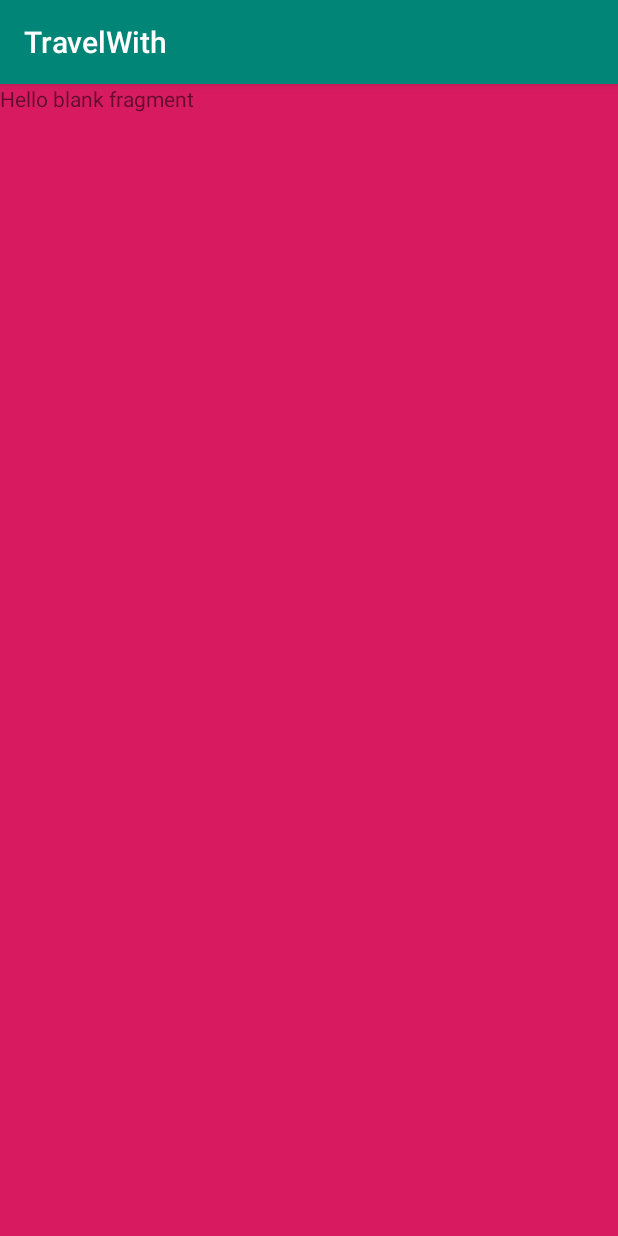
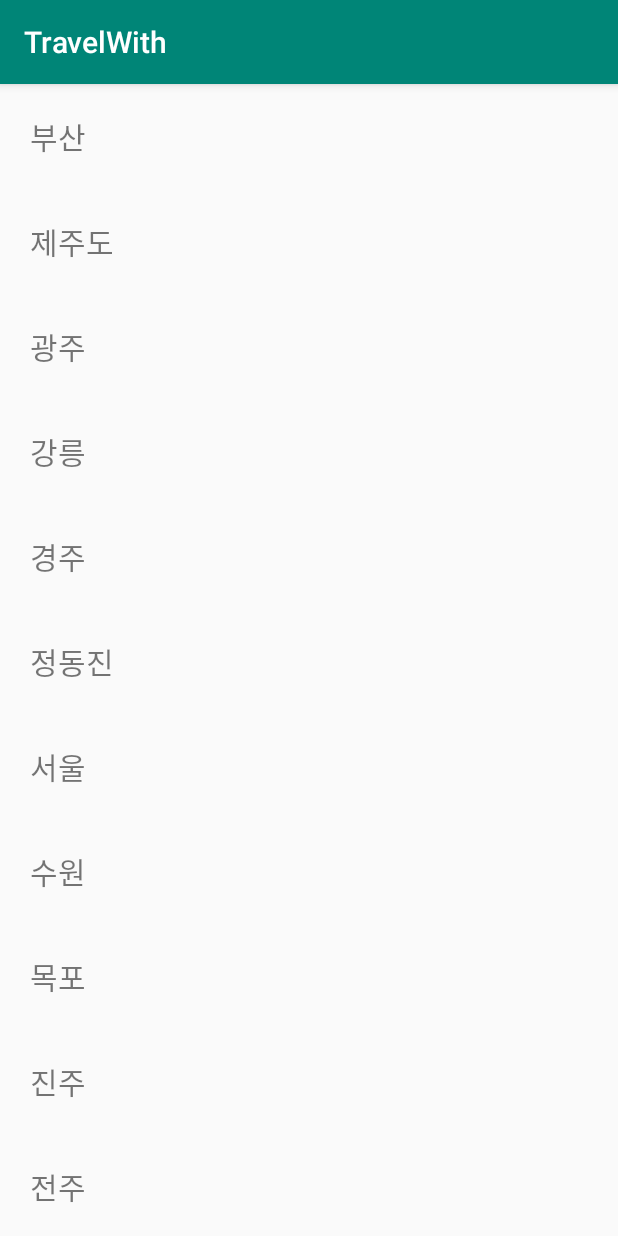
Before and after one commit to GitDeveloperKim/travelwith, an Android app: the fragment MyScheduleFragment shown on its own in the app's theme, on a phone screen of 412 x 824 dp. Run offline under Robolectric (Android 15) with nearby library versions, the phone set to English and light mode, and no system bars.

Commit message:
make directory tree and add recyclerview for kotlin test
DeveloperKim : make directory tree and add recyclerview for kotlin test

```diff
--- a/TravelWith/app/build.gradle
+++ b/TravelWith/app/build.gradle
@@ -33,4 +33,5 @@ dependencies {
     androidTestImplementation 'androidx.test:runner:1.1.0-alpha4'
     androidTestImplementation 'androidx.test.espresso:espresso-core:3.1.0-alpha4'
     implementation "org.jetbrains.anko:anko:$anko_version"
+    implementation 'androidx.recyclerview:recyclerview:1.0.0'
 }
--- a/TravelWith/app/src/main/AndroidManifest.xml
+++ b/TravelWith/app/src/main/AndroidManifest.xml
@@ -9,7 +9,7 @@
             android:roundIcon="@mipmap/ic_launcher_round"
             android:supportsRtl="true"
             android:theme="@style/AppTheme">
-        <activity android:name=".MainActivity">
+        <activity android:name=".ui.MainActivity">
             <intent-filter>
                 <action android:name="android.intent.action.MAIN"/>
 
--- /dev/null
+++ b/TravelWith/app/src/main/java/com/chicken/toyproject/travelwith/ui/adapter/MyScheduleAdapter.kt
@@ -0,0 +1,36 @@
+package com.chicken.toyproject.travelwith.ui.adapter
+
+import android.content.Context
+import android.view.LayoutInflater
+import android.view.View
+import android.view.ViewGroup
+import androidx.recyclerview.widget.RecyclerView
+import com.chicken.toyproject.travelwith.R
+import kotlinx.android.synthetic.main.myschedule_list_item.view.*
+
+class MyScheduleAdapter (
+    val items : ArrayList<String>,
+    val context : Context?
+) : RecyclerView.Adapter <ViewHolder>() {
+
+    override fun onCreateViewHolder(parent: ViewGroup, viewType: Int): ViewHolder {
+        return ViewHolder(
+            LayoutInflater.from(context).inflate(
+                R.layout.myschedule_list_item,
+                parent,
+                false
+            ))
+    }
+
+    override fun getItemCount(): Int {
+        return items.size
+    }
+
+    override fun onBindViewHolder(holder: ViewHolder, position: Int) {
+        holder.tvDataType.text = items[position]
+    }
+}
+
+class ViewHolder (view: View) : RecyclerView.ViewHolder(view) {
+    val tvDataType = view.testText!!
+}
--- a/TravelWith/app/src/main/java/com/chicken/toyproject/travelwith/ChatFragment.kt
+++ b/TravelWith/app/src/main/java/com/chicken/toyproject/travelwith/ui/fragment/AdvFragment.kt
@@ -1,4 +1,4 @@
-package com.chicken.toyproject.travelwith
+package com.chicken.toyproject.travelwith.ui.fragment
 
 
 import android.os.Bundle
@@ -6,6 +6,7 @@ import androidx.fragment.app.Fragment
 import android.view.LayoutInflater
 import android.view.View
 import android.view.ViewGroup
+import com.chicken.toyproject.travelwith.R
 
 
 // TODO: Rename parameter arguments, choose names that match
@@ -15,11 +16,11 @@ private const val ARG_PARAM2 = "param2"
 
 /**
  * A simple [Fragment] subclass.
- * Use the [ChatFragment.newInstance] factory method to
+ * Use the [AdvFragment.newInstance] factory method to
  * create an instance of this fragment.
  *
  */
-class ChatFragment : Fragment() {
+class AdvFragment : Fragment() {
     // TODO: Rename and change types of parameters
     private var param1: String? = null
     private var param2: String? = null
@@ -37,7 +38,7 @@ class ChatFragment : Fragment() {
         savedInstanceState: Bundle?
     ): View? {
         // Inflate the layout for this fragment
-        return inflater.inflate(R.layout.fragment_chat, container, false)
+        return inflater.inflate(R.layout.fragment_adv, container, false)
     }
 
 
@@ -48,12 +49,12 @@ class ChatFragment : Fragment() {
          *
          * @param param1 Parameter 1.
          * @param param2 Parameter 2.
-         * @return A new instance of fragment ChatFragment.
+         * @return A new instance of fragment AdvFragment.
          */
         // TODO: Rename and change types and number of parameters
         @JvmStatic
         fun newInstance(param1: String, param2: String) =
-            ChatFragment().apply {
+            AdvFragment().apply {
                 arguments = Bundle().apply {
                     putString(ARG_PARAM1, param1)
                     putString(ARG_PARAM2, param2)
--- a/TravelWith/app/src/main/java/com/chicken/toyproject/travelwith/HomeFragment.kt
+++ b/TravelWith/app/src/main/java/com/chicken/toyproject/travelwith/ui/fragment/ChatFragment.kt
@@ -1,4 +1,4 @@
-package com.chicken.toyproject.travelwith
+package com.chicken.toyproject.travelwith.ui.fragment
 
 
 import android.os.Bundle
@@ -6,6 +6,7 @@ import androidx.fragment.app.Fragment
 import android.view.LayoutInflater
 import android.view.View
 import android.view.ViewGroup
+import com.chicken.toyproject.travelwith.R
 
 
 // TODO: Rename parameter arguments, choose names that match
@@ -15,11 +16,11 @@ private const val ARG_PARAM2 = "param2"
 
 /**
  * A simple [Fragment] subclass.
- * Use the [HomeFragment.newInstance] factory method to
+ * Use the [ChatFragment.newInstance] factory method to
  * create an instance of this fragment.
  *
  */
-class HomeFragment : Fragment() {
+class ChatFragment : Fragment() {
     // TODO: Rename and change types of parameters
     private var param1: String? = null
     private var param2: String? = null
@@ -37,7 +38,7 @@ class HomeFragment : Fragment() {
         savedInstanceState: Bundle?
     ): View? {
         // Inflate the layout for this fragment
-        return inflater.inflate(R.layout.fragment_home, container, false)
+        return inflater.inflate(R.layout.fragment_chat, container, false)
     }
 
 
@@ -48,12 +49,12 @@ class HomeFragment : Fragment() {
          *
          * @param param1 Parameter 1.
          * @param param2 Parameter 2.
-         * @return A new instance of fragment HomeFragment.
+         * @return A new instance of fragment ChatFragment.
          */
         // TODO: Rename and change types and number of parameters
         @JvmStatic
         fun newInstance(param1: String, param2: String) =
-            HomeFragment().apply {
+            ChatFragment().apply {
                 arguments = Bundle().apply {
                     putString(ARG_PARAM1, param1)
                     putString(ARG_PARAM2, param2)
--- a/TravelWith/app/src/main/java/com/chicken/toyproject/travelwith/TravelFragment.kt
+++ b/TravelWith/app/src/main/java/com/chicken/toyproject/travelwith/ui/fragment/HomeFragment.kt
@@ -1,4 +1,4 @@
-package com.chicken.toyproject.travelwith
+package com.chicken.toyproject.travelwith.ui.fragment
 
 
 import android.os.Bundle
@@ -6,6 +6,7 @@ import androidx.fragment.app.Fragment
 import android.view.LayoutInflater
 import android.view.View
 import android.view.ViewGroup
+import com.chicken.toyproject.travelwith.R
 
 
 // TODO: Rename parameter arguments, choose names that match
@@ -15,11 +16,11 @@ private const val ARG_PARAM2 = "param2"
 
 /**
  * A simple [Fragment] subclass.
- * Use the [TravelFragment.newInstance] factory method to
+ * Use the [HomeFragment.newInstance] factory method to
  * create an instance of this fragment.
  *
  */
-class TravelFragment : Fragment() {
+class HomeFragment : Fragment() {
     // TODO: Rename and change types of parameters
     private var param1: String? = null
     private var param2: String? = null
@@ -37,7 +38,7 @@ class TravelFragment : Fragment() {
         savedInstanceState: Bundle?
     ): View? {
         // Inflate the layout for this fragment
-        return inflater.inflate(R.layout.fragment_travel, container, false)
+        return inflater.inflate(R.layout.fragment_home, container, false)
     }
 
 
@@ -48,12 +49,12 @@ class TravelFragment : Fragment() {
          *
          * @param param1 Parameter 1.
          * @param param2 Parameter 2.
-         * @return A new instance of fragment TravelFragment.
+         * @return A new instance of fragment HomeFragment.
          */
         // TODO: Rename and change types and number of parameters
         @JvmStatic
         fun newInstance(param1: String, param2: String) =
-            TravelFragment().apply {
+            HomeFragment().apply {
                 arguments = Bundle().apply {
                     putString(ARG_PARAM1, param1)
                     putString(ARG_PARAM2, param2)
--- a/TravelWith/app/src/main/java/com/chicken/toyproject/travelwith/AdvFragment.kt
+++ b/TravelWith/app/src/main/java/com/chicken/toyproject/travelwith/ui/fragment/MyScheduleFragment.kt
@@ -1,4 +1,4 @@
-package com.chicken.toyproject.travelwith
+package com.chicken.toyproject.travelwith.ui.fragment
 
 
 import android.os.Bundle
@@ -6,6 +6,10 @@ import androidx.fragment.app.Fragment
 import android.view.LayoutInflater
 import android.view.View
 import android.view.ViewGroup
+import androidx.recyclerview.widget.LinearLayoutManager
+import com.chicken.toyproject.travelwith.R
+import com.chicken.toyproject.travelwith.ui.adapter.MyScheduleAdapter
+import kotlinx.android.synthetic.main.fragment_my_schedule.*
 
 
 // TODO: Rename parameter arguments, choose names that match
@@ -15,14 +19,16 @@ private const val ARG_PARAM2 = "param2"
 
 /**
  * A simple [Fragment] subclass.
- * Use the [AdvFragment.newInstance] factory method to
+ * Use the [MyScheduleFragment.newInstance] factory method to
  * create an instance of this fragment.
  *
  */
-class AdvFragment : Fragment() {
+class MyScheduleFragment : Fragment() {
     // TODO: Rename and change types of parameters
     private var param1: String? = null
     private var param2: String? = null
+
+    val testArray: ArrayList<String> = ArrayList()
 
     override fun onCreate(savedInstanceState: Bundle?) {
         super.onCreate(savedInstanceState)
@@ -37,9 +43,18 @@ class AdvFragment : Fragment() {
         savedInstanceState: Bundle?
     ): View? {
         // Inflate the layout for this fragment
-        return inflater.inflate(R.layout.fragment_adv, container, false)
+        return inflater.inflate(R.layout.fragment_my_schedule, container, false)
     }
 
+    override fun onActivityCreated(savedInstanceState: Bundle?) {
+        super.onActivityCreated(savedInstanceState)
+
+        addTestArray()  // to be deleted
+        rvMyList.layoutManager = LinearLayoutManager(activity)
+        rvMyList.adapter = MyScheduleAdapter (testArray, context)
+
+
+    }
 
     companion object {
         /**
@@ -48,16 +63,35 @@ class AdvFragment : Fragment() {
          *
          * @param param1 Parameter 1.
          * @param param2 Parameter 2.
-         * @return A new instance of fragment AdvFragment.
+         * @return A new instance of fragment MyScheduleFragment.
          */
         // TODO: Rename and change types and number of parameters
         @JvmStatic
         fun newInstance(param1: String, param2: String) =
-            AdvFragment().apply {
+            MyScheduleFragment().apply {
                 arguments = Bundle().apply {
                     putString(ARG_PARAM1, param1)
                     putString(ARG_PARAM2, param2)
                 }
             }
     }
+
+
+
+    private fun addTestArray () {
+        testArray.add("부산")
+        testArray.add("제주도")
+        testArray.add("광주")
+        testArray.add("강릉")
+        testArray.add("경주")
+        testArray.add("정동진")
+        testArray.add("서울")
+        testArray.add("수원")
+        testArray.add("목포")
+        testArray.add("진주")
+        testArray.add("전주")
+        testArray.add("포항")
+
+
+    }
 }
--- a/TravelWith/app/src/main/java/com/chicken/toyproject/travelwith/MyScheduleFragment.kt
+++ b/TravelWith/app/src/main/java/com/chicken/toyproject/travelwith/ui/fragment/TravelFragment.kt
@@ -1,4 +1,4 @@
-package com.chicken.toyproject.travelwith
+package com.chicken.toyproject.travelwith.ui.fragment
 
 
 import android.os.Bundle
@@ -6,6 +6,7 @@ import androidx.fragment.app.Fragment
 import android.view.LayoutInflater
 import android.view.View
 import android.view.ViewGroup
+import com.chicken.toyproject.travelwith.R
 
 
 // TODO: Rename parameter arguments, choose names that match
@@ -15,11 +16,11 @@ private const val ARG_PARAM2 = "param2"
 
 /**
  * A simple [Fragment] subclass.
- * Use the [MyScheduleFragment.newInstance] factory method to
+ * Use the [TravelFragment.newInstance] factory method to
  * create an instance of this fragment.
  *
  */
-class MyScheduleFragment : Fragment() {
+class TravelFragment : Fragment() {
     // TODO: Rename and change types of parameters
     private var param1: String? = null
     private var param2: String? = null
@@ -37,7 +38,7 @@ class MyScheduleFragment : Fragment() {
         savedInstanceState: Bundle?
     ): View? {
         // Inflate the layout for this fragment
-        return inflater.inflate(R.layout.fragment_my_schedule, container, false)
+        return inflater.inflate(R.layout.fragment_travel, container, false)
     }
 
 
@@ -48,12 +49,12 @@ class MyScheduleFragment : Fragment() {
          *
          * @param param1 Parameter 1.
          * @param param2 Parameter 2.
-         * @return A new instance of fragment MyScheduleFragment.
+         * @return A new instance of fragment TravelFragment.
          */
         // TODO: Rename and change types and number of parameters
         @JvmStatic
         fun newInstance(param1: String, param2: String) =
-            MyScheduleFragment().apply {
+            TravelFragment().apply {
                 arguments = Bundle().apply {
                     putString(ARG_PARAM1, param1)
                     putString(ARG_PARAM2, param2)
--- a/TravelWith/app/src/main/res/layout/activity_main.xml
+++ b/TravelWith/app/src/main/res/layout/activity_main.xml
@@ -5,7 +5,7 @@
         xmlns:app="http://schemas.android.com/apk/res-auto"
         android:layout_width="match_parent"
         android:layout_height="match_parent"
-        tools:context=".MainActivity">
+        tools:context=".ui.MainActivity">
 
     <LinearLayout
             android:layout_width="match_parent"
--- a/TravelWith/app/src/main/res/layout/fragment_adv.xml
+++ b/TravelWith/app/src/main/res/layout/fragment_adv.xml
@@ -3,7 +3,7 @@
              xmlns:tools="http://schemas.android.com/tools"
              android:layout_width="match_parent"
              android:layout_height="match_parent"
-             tools:context=".AdvFragment"
+             tools:context=".ui.fragment.AdvFragment"
              android:background="@color/colorAccent">
 
     <!-- TODO: Update blank fragment layout -->
--- a/TravelWith/app/src/main/res/layout/fragment_chat.xml
+++ b/TravelWith/app/src/main/res/layout/fragment_chat.xml
@@ -3,7 +3,7 @@
              xmlns:tools="http://schemas.android.com/tools"
              android:layout_width="match_parent"
              android:layout_height="match_parent"
-             tools:context=".ChatFragment"
+             tools:context=".ui.fragment.ChatFragment"
              android:background="@color/colorPrimary">
 
     <!-- TODO: Update blank fragment layout -->
--- a/TravelWith/app/src/main/res/layout/fragment_home.xml
+++ b/TravelWith/app/src/main/res/layout/fragment_home.xml
@@ -3,7 +3,7 @@
              xmlns:tools="http://schemas.android.com/tools"
              android:layout_width="match_parent"
              android:layout_height="match_parent"
-             tools:context=".HomeFragment"
+             tools:context=".ui.fragment.HomeFragment"
              android:background="@color/colorPrimaryDark">
 
     <!-- TODO: Update blank fragment layout -->
--- a/TravelWith/app/src/main/res/layout/fragment_my_schedule.xml
+++ b/TravelWith/app/src/main/res/layout/fragment_my_schedule.xml
@@ -3,13 +3,18 @@
              xmlns:tools="http://schemas.android.com/tools"
              android:layout_width="match_parent"
              android:layout_height="match_parent"
-             tools:context=".MyScheduleFragment"
-             android:background="@color/colorGreen">
+             tools:context=".ui.fragment.MyScheduleFragment"
+             >
 
     <!-- TODO: Update blank fragment layout -->
-    <TextView
+    <LinearLayout
+        android:layout_width="match_parent"
+        android:layout_height="match_parent"
+        android:orientation="vertical">
+
+        <androidx.recyclerview.widget.RecyclerView
+            android:id="@+id/rvMyList"
             android:layout_width="match_parent"
-            android:layout_height="match_parent"
-            android:text="@string/hello_blank_fragment"/>
-
+            android:layout_height="match_parent" />
+    </LinearLayout>
 </FrameLayout>
--- a/TravelWith/app/src/main/res/layout/fragment_travel.xml
+++ b/TravelWith/app/src/main/res/layout/fragment_travel.xml
@@ -3,7 +3,7 @@
              xmlns:tools="http://schemas.android.com/tools"
              android:layout_width="match_parent"
              android:layout_height="match_parent"
-             tools:context=".TravelFragment"
+             tools:context=".ui.fragment.TravelFragment"
              android:background="@color/colorBlue">
 
     <!-- TODO: Update blank fragment layout -->
--- /dev/null
+++ b/TravelWith/app/src/main/res/layout/myschedule_list_item.xml
@@ -0,0 +1,13 @@
+<?xml version="1.0" encoding="utf-8"?>
+<LinearLayout xmlns:android="http://schemas.android.com/apk/res/android"
+        android:orientation="vertical"
+        android:layout_width="match_parent"
+        android:layout_height="wrap_content">
+
+        <TextView
+            android:id="@+id/testText"
+            android:layout_width="wrap_content"
+            android:layout_height="wrap_content"
+            android:textSize="20sp"
+            android:padding="20sp" />
+</LinearLayout>
--- a/TravelWith/build.gradle
+++ b/TravelWith/build.gradle
@@ -10,7 +10,7 @@ buildscript {
 
     }
     dependencies {
-        classpath 'com.android.tools.build:gradle:3.3.2'
+        classpath 'com.android.tools.build:gradle:3.5.2'
         classpath "org.jetbrains.kotlin:kotlin-gradle-plugin:$kotlin_version"
         // NOTE: Do not place your application dependencies here; they belong
         // in the individual module build.gradle files
```
Also changed, not shown: TravelWith/app/src/main/java/com/chicken/toyproject/travelwith/ui/MainActivity.kt (renamed from TravelWith/app/src/main/java/com/chicken/toyproject/travelwith/MainActivity.kt, +23 -6 lines), TravelWith/gradle/wrapper/gradle-wrapper.properties.
